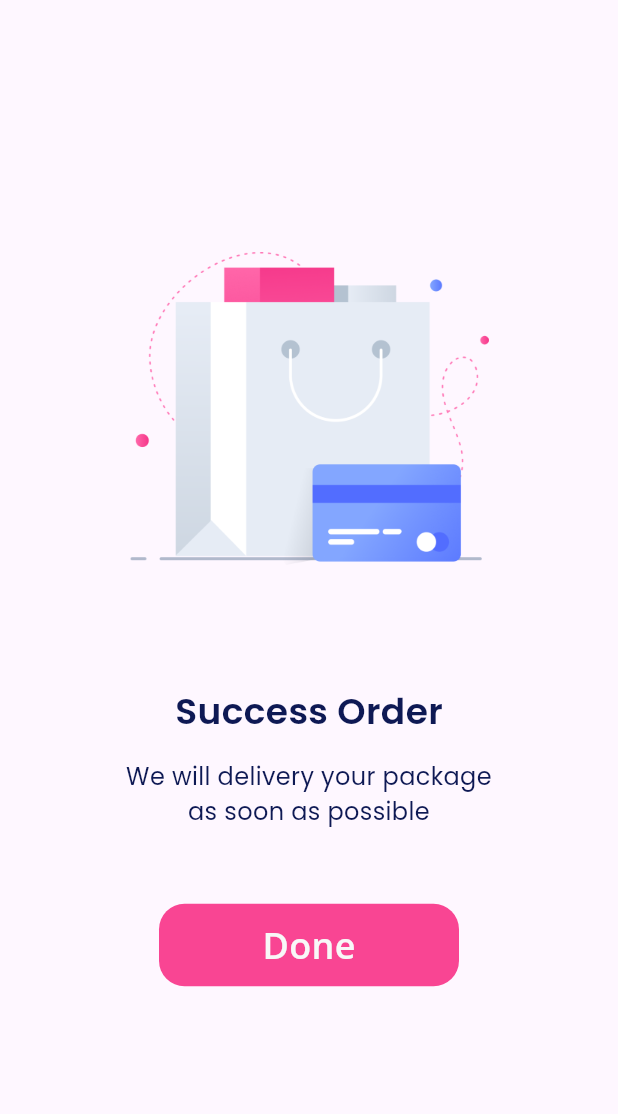
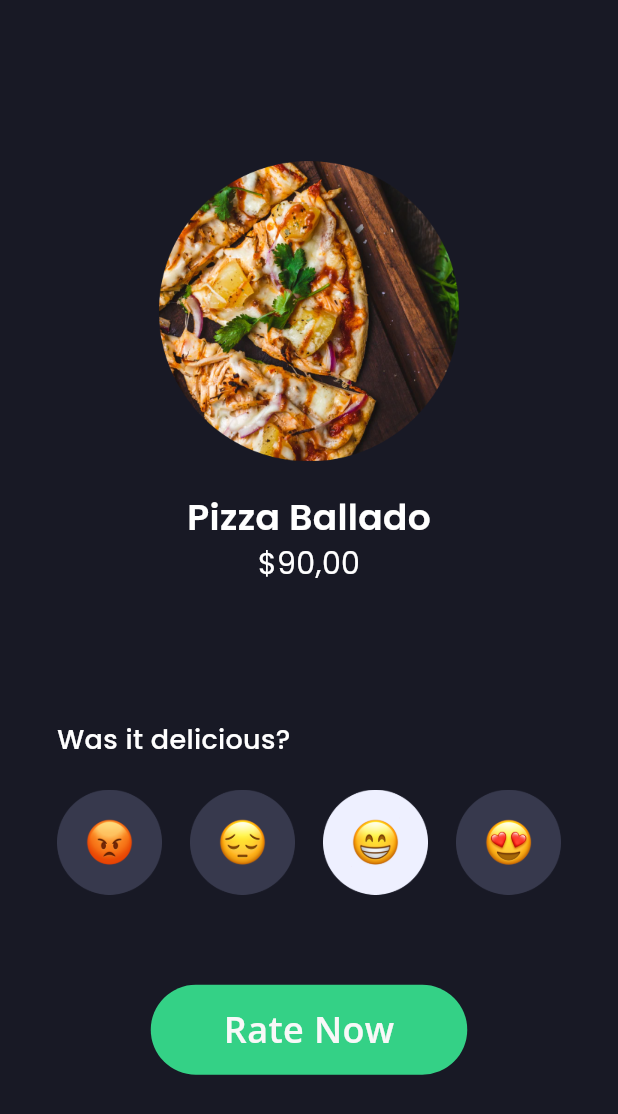
Before and after one commit to iqbal-rahmatullah/FlutterUI-7Challenge, a Flutter app: the screen it shows after launch, on a phone screen of 412 x 824 dp. Shown: the top 1114 px of the screen. Run offline on Flutter 3.47's test engine with Material 3 defaults, Android fonts, the phone set to English and light mode, and no system bars; our stand-ins replace google_fonts.

Commit message:
Project 5.1 Done

```diff
--- a/lib/main.dart
+++ b/lib/main.dart
@@ -1,6 +1,7 @@
 import 'package:flutter/material.dart';
 import 'package:seven_project/pages/empty_page1.dart';
 import 'package:seven_project/pages/get_started1.dart';
+import 'package:seven_project/pages/rating_screen1.dart';
 import 'package:seven_project/pages/sign_in1.dart';
 import 'package:seven_project/pages/splash_screen1.dart';
 
@@ -15,7 +16,7 @@ class MyApp extends StatelessWidget {
   Widget build(BuildContext context) {
     return const MaterialApp(
       debugShowCheckedModeBanner: false,
-      home: EmptyPage1(), //Change this to view other page
+      home: RatingScreen1(), //Change this to view other page
     );
   }
 }
--- /dev/null
+++ b/lib/pages/rating_screen1.dart
@@ -0,0 +1,91 @@
+import 'package:flutter/material.dart';
+import 'package:seven_project/widgets/project4/textStyle.dart';
+import 'package:seven_project/widgets/project5/ratingTextStyle.dart';
+
+class RatingScreen1 extends StatelessWidget {
+  const RatingScreen1({super.key});
+
+  @override
+  Widget build(BuildContext context) {
+    return Scaffold(
+      backgroundColor: Color(0xff181925),
+      body: Column(
+        mainAxisAlignment: MainAxisAlignment.center,
+        crossAxisAlignment: CrossAxisAlignment.center,
+        children: [
+          Image.asset(
+            'assets/project5/pizza.png',
+            width: 200,
+          ),
+          SizedBox(
+            height: 20,
+          ),
+          Text(
+            "Pizza Ballado",
+            style: titleFoodTextStyle,
+          ),
+          Text(
+            "\$90,00",
+            style: priceTextStyle,
+          ),
+          SizedBox(
+            height: 90,
+          ),
+          Padding(
+            padding: const EdgeInsets.only(left: 38, right: 38),
+            child: Align(
+              alignment: Alignment.topLeft,
+              child: Text(
+                "Was it delicious?",
+                style: questionTextStyle,
+              ),
+            ),
+          ),
+          SizedBox(
+            height: 20,
+          ),
+          Padding(
+            padding: const EdgeInsets.only(left: 38, right: 38),
+            child: Row(
+              mainAxisAlignment: MainAxisAlignment.spaceBetween,
+              children: [
+                Image.asset(
+                  'assets/project5/emoji1.png',
+                  width: 70,
+                ),
+                Image.asset(
+                  'assets/project5/emoji2.png',
+                  width: 70,
+                ),
+                Image.asset(
+                  'assets/project5/emoji3.png',
+                  width: 70,
+                ),
+                Image.asset(
+                  'assets/project5/emoji4.png',
+                  width: 70,
+                ),
+              ],
+            ),
+          ),
+          SizedBox(
+            height: 60,
+          ),
+          Container(
+            width: 211,
+            height: 60,
+            decoration: BoxDecoration(
+                color: Color(0xff34D186),
+                borderRadius: BorderRadius.circular(60)),
+            child: Center(
+              child: Text(
+                "Rate Now",
+                style: buttonText,
+              ),
+            ),
+          )
+        ],
+      ),
+    );
+  }
+}
--- /dev/null
+++ b/lib/widgets/project5/ratingTextStyle.dart
@@ -0,0 +1,27 @@
+import 'package:flutter/material.dart';
+import 'package:google_fonts/google_fonts.dart';
+
+//Style price page 1
+TextStyle titleFoodTextStyle = GoogleFonts.poppins(
+    fontSize: 24, color: Colors.white, fontWeight: FontWeight.w600);
+
+TextStyle priceTextStyle =
+    GoogleFonts.poppins(fontSize: 20, color: Colors.white);
+
+TextStyle questionTextStyle = GoogleFonts.poppins(
+    fontSize: 18, color: Colors.white, fontWeight: FontWeight.w500);
+
+TextStyle ButtonTextStyle = GoogleFonts.poppins(
+    fontSize: 16, color: Colors.white, fontWeight: FontWeight.w600);
+
+//Style price page 2
+Color colorDark = Color(0xff121622);
+Color grayColor = Color(0xff808EAB);
+
+TextStyle headingTextStyle = GoogleFonts.poppins(
+    fontSize: 20, fontWeight: FontWeight.w600, color: colorDark);
+
+TextStyle paragraphTextStyle =
+    GoogleFonts.poppins(fontSize: 16, color: grayColor);
+
+TextStyle inputTextStyle = GoogleFonts.poppins(fontSize: 14, color: grayColor);
--- a/pubspec.yaml
+++ b/pubspec.yaml
@@ -63,6 +63,7 @@ flutter:
     - assets/project2/
     - assets/project3/
     - assets/project4/
+    - assets/project5/
 
   # An image asset can refer to one or more resolution-specific "variants", see
   # https://flutter.dev/assets-and-images/#resolution-aware
```
Also changed, not shown: assets/project5/emoji1.png (added), assets/project5/emoji2.png (added), assets/project5/emoji3.png (added), assets/project5/emoji4.png (added), assets/project5/office_illustration.png (added), assets/project5/pizza.png (added), assets/project5/stars.png (added).
